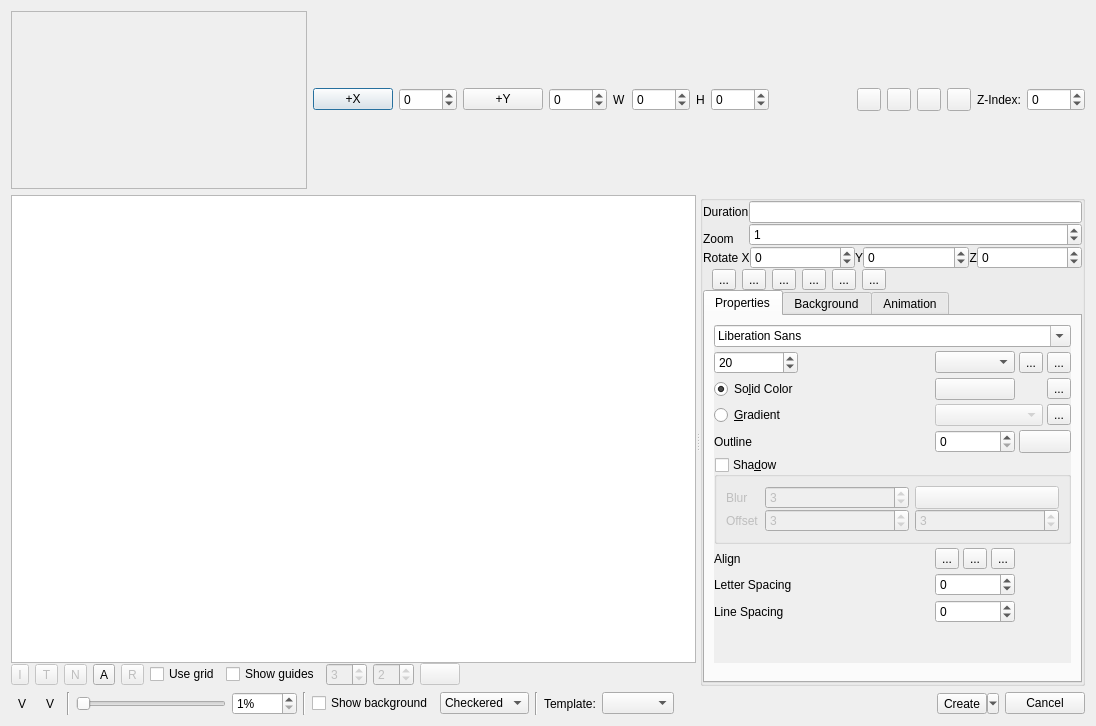
Old version of the form src/ui/titlewidget_ui.ui in the repository KDE/kdenlive.
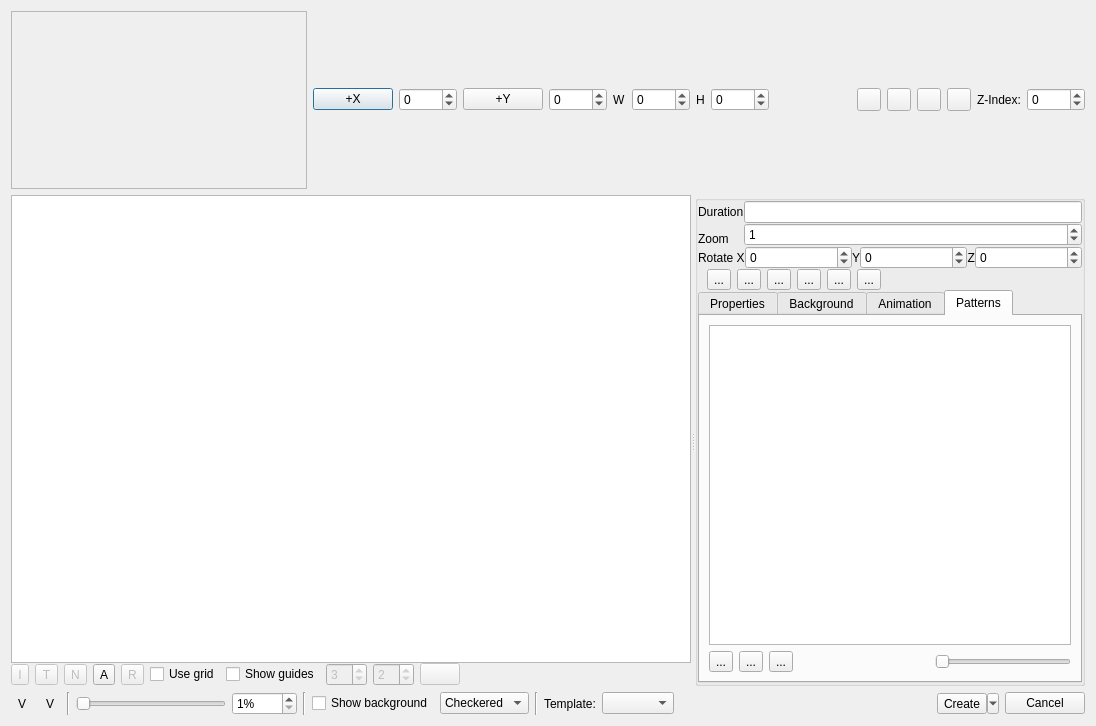
New version of the form. The open tabs and pages were chosen to show the change. Custom widgets are drawn as their Qt base class.

Commit message: Add patterns to the titler widget

Patch:
```diff
--- a/src/ui/titlewidget_ui.ui
+++ b/src/ui/titlewidget_ui.ui
@@ -643,7 +643,7 @@
                    <rect>
                     <x>0</x>
                     <y>0</y>
-                    <width>344</width>
+                    <width>396</width>
                     <height>433</height>
                    </rect>
                   </property>
@@ -1342,6 +1342,77 @@
            </item>
           </layout>
          </widget>
+         <widget class="QWidget" name="tab_4">
+          <attribute name="title">
+           <string>Patterns</string>
+          </attribute>
+          <layout class="QVBoxLayout" name="verticalLayout">
+           <item>
+            <widget class="QListView" name="patternsList">
+             <property name="selectionMode">
+              <enum>QAbstractItemView::SingleSelection</enum>
+             </property>
+             <property name="spacing">
+              <number>4</number>
+             </property>
+             <property name="viewMode">
+              <enum>QListView::IconMode</enum>
+             </property>
+             <property name="uniformItemSizes">
+              <bool>true</bool>
+             </property>
+             <property name="itemAlignment">
+              <set>Qt::AlignCenter</set>
+             </property>
+            </widget>
+           </item>
+           <item>
+            <layout class="QHBoxLayout" name="horizontalLayout_4">
+             <item>
+              <widget class="QToolButton" name="btn_add">
+               <property name="text">
+                <string>...</string>
+               </property>
+              </widget>
+             </item>
+             <item>
+              <widget class="QToolButton" name="btn_remove">
+               <property name="text">
+                <string>...</string>
+               </property>
+              </widget>
+             </item>
+             <item>
+              <widget class="QToolButton" name="btn_removeAll">
+               <property name="text">
+                <string>...</string>
+               </property>
+              </widget>
+             </item>
+             <item>
+              <spacer name="horizontalSpacer_4">
+               <property name="orientation">
+                <enum>Qt::Horizontal</enum>
+               </property>
+               <property name="sizeHint" stdset="0">
+                <size>
+                 <width>40</width>
+                 <height>20</height>
+                </size>
+               </property>
+              </spacer>
+             </item>
+             <item>
+              <widget class="QSlider" name="scaleSlider">
+               <property name="orientation">
+                <enum>Qt::Horizontal</enum>
+               </property>
+              </widget>
+             </item>
+            </layout>
+           </item>
+          </layout>
+         </widget>
         </widget>
        </item>
       </layout>
```
The commit also changes 7 other files.
